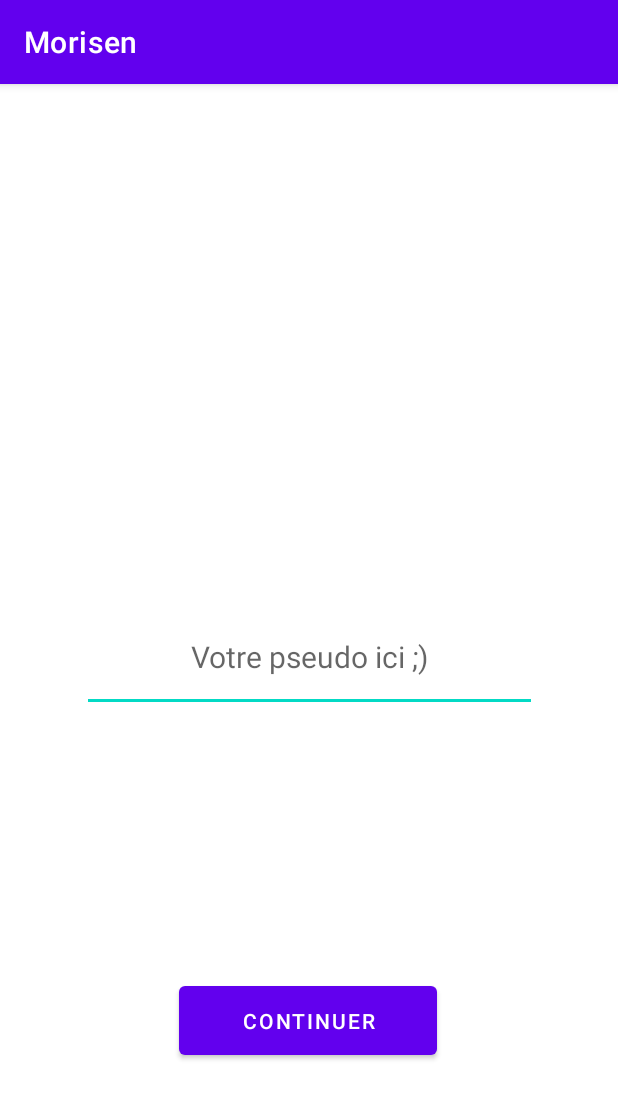
After one commit to faniryxx/morisen, an Android app: the RegisterActivity screen opened directly, with no data from a screen before it, on a phone screen of 412 x 824 dp. The commit adds this screen. Shown: the top 1099 px of the screen. Run offline under Robolectric (Android 15) with nearby library versions, the phone set to English and light mode, and no system bars.

Commit message:
Add RegisterActivity activity

```diff
--- a/app/src/main/AndroidManifest.xml
+++ b/app/src/main/AndroidManifest.xml
@@ -10,6 +10,9 @@
         android:supportsRtl="true"
         android:theme="@style/Theme.Morisen">
         <activity
+            android:name=".RegisterActivity"
+            android:exported="false" />
+        <activity
             android:name=".MainActivity"
             android:exported="true">
             <intent-filter>
--- a/app/src/main/java/fr/isen/morisen/MainActivity.java
+++ b/app/src/main/java/fr/isen/morisen/MainActivity.java
@@ -38,7 +38,6 @@ public class MainActivity extends AppCompatActivity {
     protected void onCreate(Bundle savedInstanceState) {
         super.onCreate(savedInstanceState);
         setContentView(R.layout.activity_main);
-        testDatabase();
         createSignInIntent();
     }
 
@@ -63,21 +62,14 @@ public class MainActivity extends AppCompatActivity {
             // Successfully signed in
             FirebaseUser user = FirebaseAuth.getInstance().getCurrentUser();
             Log.i("INFO", "Authenticated successfully") ;
-            // ...
+            Intent intent = new Intent(this, RegisterActivity.class);
+            startActivity(intent);
         } else {
             Log.i("ERROR", "Authentication error") ;
-            // Sign in failed. If response is null the user canceled the
-            // sign-in flow using the back button. Otherwise check
-            // response.getError().getErrorCode() and handle the error.
-            // ...
         }
     }
 
-    private void testDatabase(){
-        // Write a message to the database
-        FirebaseDatabase database = FirebaseDatabase.getInstance("https://morisen-9ddf9-default-rtdb.europe-west1.firebasedatabase.app/");
-        DatabaseReference myRef = database.getReference("message");
+    private void userExists() {
 
-        myRef.setValue("Hello, World!");
     }
 }
--- /dev/null
+++ b/app/src/main/java/fr/isen/morisen/RegisterActivity.java
@@ -0,0 +1,18 @@
+package fr.isen.morisen;
+
+import androidx.appcompat.app.AppCompatActivity;
+
+import android.os.Bundle;
+
+public class RegisterActivity extends AppCompatActivity {
+
+    @Override
+    protected void onCreate(Bundle savedInstanceState) {
+        super.onCreate(savedInstanceState);
+        setContentView(R.layout.activity_register);
+    }
+
+    private void createUser(User user) {
+
+    }
+}
--- /dev/null
+++ b/app/src/main/java/fr/isen/morisen/User.java
@@ -0,0 +1,15 @@
+package fr.isen.morisen;
+
+public class User {
+    public String username;
+    public String number;
+
+    public User() {
+        // Default constructor required for calls to DataSnapshot.getValue(User.class)
+    }
+
+    public User(String username, String number) {
+        this.username = username;
+        this.number = number;
+    }
+}
--- /dev/null
+++ b/app/src/main/res/layout/activity_register.xml
@@ -0,0 +1,41 @@
+<?xml version="1.0" encoding="utf-8"?>
+<androidx.constraintlayout.widget.ConstraintLayout xmlns:android="http://schemas.android.com/apk/res/android"
+    xmlns:app="http://schemas.android.com/apk/res-auto"
+    xmlns:tools="http://schemas.android.com/tools"
+    android:layout_width="match_parent"
+    android:layout_height="match_parent"
+    tools:context=".RegisterActivity">
+
+    <LinearLayout
+        android:id="@+id/linearLayout"
+        android:layout_width="303dp"
+        android:layout_height="77dp"
+        android:orientation="vertical"
+        app:layout_constraintBottom_toBottomOf="parent"
+        app:layout_constraintEnd_toEndOf="parent"
+        app:layout_constraintStart_toStartOf="parent"
+        app:layout_constraintTop_toTopOf="parent">
+
+        <EditText
+            android:id="@+id/pseudoText"
+            android:layout_width="match_parent"
+            android:layout_height="73dp"
+            android:ems="10"
+            android:hint="Votre pseudo ici ;)"
+            android:inputType="textPersonName"
+            android:textAlignment="center"
+            android:textSize="20sp" />
+    </LinearLayout>
+
+    <Button
+        android:id="@+id/registerButton"
+        android:layout_width="172dp"
+        android:layout_height="58dp"
+        android:text="Continuer"
+        app:layout_constraintBottom_toBottomOf="parent"
+        app:layout_constraintEnd_toEndOf="parent"
+        app:layout_constraintHorizontal_bias="0.497"
+        app:layout_constraintStart_toStartOf="parent"
+        app:layout_constraintTop_toBottomOf="@+id/linearLayout"
+        app:layout_constraintVertical_bias="0.6" />
+</androidx.constraintlayout.widget.ConstraintLayout>
```
